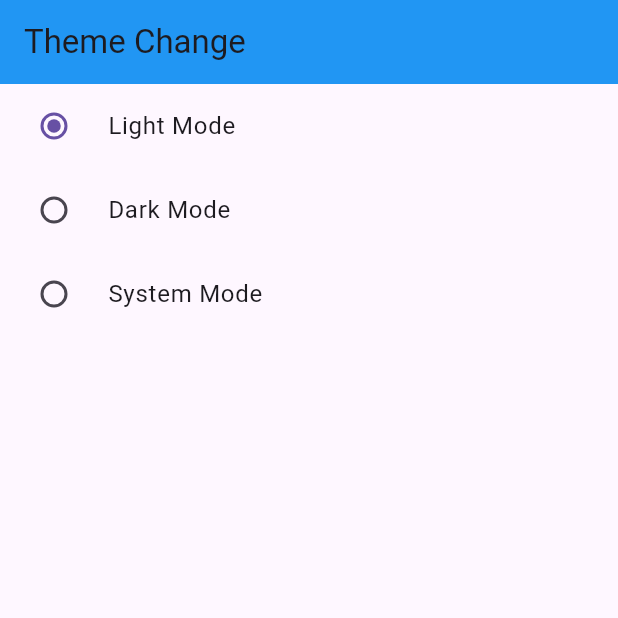
After one commit to buildwithayush/provider_state_management, a Flutter app: the screen it shows after launch, after a tap on "Light Mode", on a phone screen of 412 x 824 dp, the top half of it. The commit adds this screen. Run offline on Flutter 3.47's test engine with Material 3 defaults, Android fonts, the phone set to English and light mode, and no system bars.

Commit message:
feat(theme): add ThemeChangeProvider and DarkThemeScreen for theme management

```diff
--- a/lib/main.dart
+++ b/lib/main.dart
@@ -2,7 +2,8 @@ import 'package:flutter/material.dart';
 import 'package:learn_provider/provider/count_provider.dart';
 import 'package:learn_provider/provider/favorite_provider.dart';
 import 'package:learn_provider/provider/slider_example_provider.dart';
-import 'package:learn_provider/screens/favorite/favorite_screen.dart';
+import 'package:learn_provider/provider/theme_provider.dart';
+import 'package:learn_provider/screens/dark_theme_screen.dart';
 import 'package:provider/provider.dart';
 
 void main() {
@@ -12,20 +13,37 @@ void main() {
 class MyApp extends StatelessWidget {
   const MyApp({super.key});
 
-
   @override
   Widget build(BuildContext context) {
     return MultiProvider(
       providers: [
         ChangeNotifierProvider(create: (_) => CountProvider()),
         ChangeNotifierProvider(create: (_) => SliderExampleProvider()),
-        ChangeNotifierProvider(create: (_) => FavoriteItemProvider())
+        ChangeNotifierProvider(create: (_) => FavoriteItemProvider()),
+        ChangeNotifierProvider(create: (_) => ThemeChangeProvider()),
       ],
 
-      child: MaterialApp(
-        debugShowCheckedModeBanner: false,
-        title: 'Learning Provider State Management',
-        home: FavoriteScreen(),
+      child: Builder(
+        builder: (BuildContext context) {
+          final themeChanger = Provider.of<ThemeChangeProvider>(context);
+          return MaterialApp(
+            themeMode: themeChanger.themeMode,
+            debugShowCheckedModeBanner: false,
+            title: 'Learning Provider State Management',
+            home: DarkThemeScreen(),
+
+            darkTheme: ThemeData(
+              brightness: Brightness.dark,
+              primaryColor: Colors.blue,
+              appBarTheme: const AppBarTheme(backgroundColor: Colors.blue),
+            ),
+
+            theme: ThemeData(
+              primaryColor: Colors.blue,
+              appBarTheme: AppBarTheme(backgroundColor: Colors.blue),
+            ),
+          );
+        },
       ),
     );
   }
--- /dev/null
+++ b/lib/provider/theme_provider.dart
@@ -0,0 +1,12 @@
+import 'package:flutter/material.dart';
+
+class ThemeChangeProvider with ChangeNotifier {
+  var _theme = ThemeMode.dark;
+
+  ThemeMode get themeMode => _theme;
+
+  void setTheme(ThemeMode themePass){
+    _theme = themePass;
+    notifyListeners();
+  }
+}
--- /dev/null
+++ b/lib/screens/dark_theme_screen.dart
@@ -0,0 +1,42 @@
+import 'package:flutter/material.dart';
+import 'package:provider/provider.dart';
+import '../provider/theme_provider.dart';
+
+class DarkThemeScreen extends StatelessWidget {
+  const DarkThemeScreen({super.key});
+
+  @override
+  Widget build(BuildContext context) {
+    final themeChanger = context.watch<ThemeChangeProvider>();
+
+    return Scaffold(
+      appBar: AppBar(
+        title: const Text('Theme Change'),
+      ),
+      body: RadioGroup<ThemeMode>(
+        groupValue: themeChanger.themeMode,
+        onChanged: (ThemeMode? value) {
+          if (value != null) {
+            context.read<ThemeChangeProvider>().setTheme(value);
+          }
+        },
+        child: const Column(
+          children: [
+            RadioListTile(
+              title: Text('Light Mode'),
+              value: ThemeMode.light,
+            ),
+            RadioListTile(
+              title: Text('Dark Mode'),
+              value: ThemeMode.dark,
+            ),
+            RadioListTile(
+              title: Text('System Mode'),
+              value: ThemeMode.system,
+            ),
+          ],
+        ),
+      ),
+    );
+  }
+}
```
